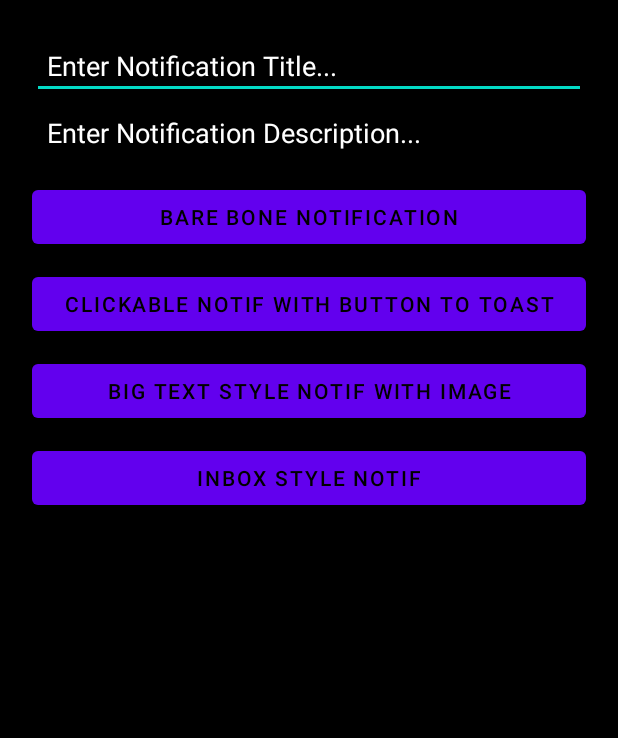
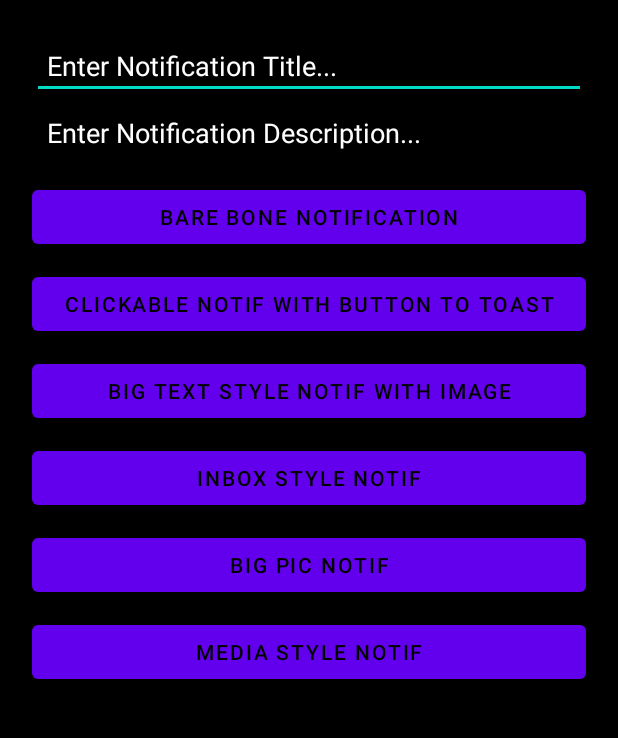
Before and after one commit to devKarthikRaj/Android-Reference-Code, an Android app: the screen it shows after launch (MainActivity), on a phone screen of 412 x 824 dp, the part 84-822 px from its top. Run offline under Robolectric (Android 15) with nearby library versions, the phone set to English and light mode, and no system bars.

Commit message:
Added more code to All Things Notifications

```diff
--- a/AllThingsNotifications/app/build.gradle
+++ b/AllThingsNotifications/app/build.gradle
@@ -30,6 +30,7 @@ android {
 dependencies {
 
     implementation 'androidx.appcompat:appcompat:1.3.1'
+    implementation 'androidx.media:media:1.4.1'
     implementation 'com.google.android.material:material:1.4.0'
     implementation 'androidx.constraintlayout:constraintlayout:2.0.4'
     testImplementation 'junit:junit:4.+'
--- a/AllThingsNotifications/app/src/main/java/com/raj/allthingsnotifications/BaseApp.java
+++ b/AllThingsNotifications/app/src/main/java/com/raj/allthingsnotifications/BaseApp.java
@@ -13,6 +13,8 @@ public class BaseApp extends Application {
     public final static String CHANNEL_2_ID = "channel2";
     public final static String CHANNEL_3_ID = "channel3";
     public final static String CHANNEL_4_ID = "channel4";
+    public final static String CHANNEL_5_ID = "channel5";
+    public final static String CHANNEL_6_ID = "channel6";
 
     @Override
     public void onCreate() {
@@ -35,11 +37,19 @@ public class BaseApp extends Application {
             NotificationChannel channel4 = new NotificationChannel(CHANNEL_4_ID,"Channel 4",NotificationManager.IMPORTANCE_LOW);
             channel1.setDescription("This is notification channel 4");
 
+            NotificationChannel channel5 = new NotificationChannel(CHANNEL_5_ID,"Channel 5",NotificationManager.IMPORTANCE_LOW);
+            channel1.setDescription("This is notification channel 5");
+
+            NotificationChannel channel6 = new NotificationChannel(CHANNEL_6_ID,"Channel 6",NotificationManager.IMPORTANCE_LOW);
+            channel1.setDescription("This is notification channel 6");
+
             NotificationManager notificationManager = getSystemService(NotificationManager.class);
             notificationManager.createNotificationChannel(channel1);
             notificationManager.createNotificationChannel(channel2);
             notificationManager.createNotificationChannel(channel3);
             notificationManager.createNotificationChannel(channel4);
+            notificationManager.createNotificationChannel(channel5);
+            notificationManager.createNotificationChannel(channel6);
         }
     }
 }
--- /dev/null
+++ b/AllThingsNotifications/app/src/main/res/drawable/icon_airplane.xml
@@ -0,0 +1,10 @@
+<vector xmlns:android="http://schemas.android.com/apk/res/android"
+    android:width="24dp"
+    android:height="24dp"
+    android:viewportWidth="24"
+    android:viewportHeight="24"
+    android:tint="?attr/colorControlNormal">
+  <path
+      android:fillColor="@android:color/white"
+      android:pathData="M21,16v-2l-8,-5V3.5c0,-0.83 -0.67,-1.5 -1.5,-1.5S10,2.67 10,3.5V9l-8,5v2l8,-2.5V19l-2,1.5V22l3.5,-1 3.5,1v-1.5L13,19v-5.5l8,2.5z"/>
+</vector>
--- /dev/null
+++ b/AllThingsNotifications/app/src/main/res/drawable/icon_boat.xml
@@ -0,0 +1,10 @@
+<vector xmlns:android="http://schemas.android.com/apk/res/android"
+    android:width="24dp"
+    android:height="24dp"
+    android:viewportWidth="24"
+    android:viewportHeight="24"
+    android:tint="?attr/colorControlNormal">
+  <path
+      android:fillColor="@android:color/white"
+      android:pathData="M13,3v1h-2L11,3h2m-1,7.11l5.38,1.77 2.39,0.78 -1.12,3.97c-0.54,-0.3 -0.94,-0.71 -1.14,-0.94L16,13.96l-1.51,1.72c-0.34,0.4 -1.28,1.32 -2.49,1.32s-2.15,-0.92 -2.49,-1.32L8,13.96l-1.51,1.72c-0.2,0.23 -0.6,0.63 -1.14,0.93l-1.13,-3.96 2.4,-0.79L12,10.11M15,1L9,1v3L6,4c-1.1,0 -2,0.9 -2,2v4.62l-1.29,0.42c-0.26,0.08 -0.48,0.26 -0.6,0.5s-0.15,0.52 -0.06,0.78L3.95,19L4,19c1.6,0 3.02,-0.88 4,-2 0.98,1.12 2.4,2 4,2s3.02,-0.88 4,-2c0.98,1.12 2.4,2 4,2h0.05l1.89,-6.68c0.08,-0.26 0.06,-0.54 -0.06,-0.78s-0.34,-0.42 -0.6,-0.5L20,10.62L20,6c0,-1.1 -0.9,-2 -2,-2h-3L15,1zM6,9.97L6,6h12v3.97L12,8 6,9.97zM16,19.68c-1.22,0.85 -2.61,1.28 -4,1.28s-2.78,-0.43 -4,-1.28C6.78,20.53 5.39,21 4,21L2,21v2h2c1.38,0 2.74,-0.35 4,-0.99 1.26,0.64 2.63,0.97 4,0.97s2.74,-0.32 4,-0.97c1.26,0.65 2.62,0.99 4,0.99h2v-2h-2c-1.39,0 -2.78,-0.47 -4,-1.32z"/>
+</vector>
--- /dev/null
+++ b/AllThingsNotifications/app/src/main/res/drawable/icon_car.xml
@@ -0,0 +1,10 @@
+<vector xmlns:android="http://schemas.android.com/apk/res/android"
+    android:width="24dp"
+    android:height="24dp"
+    android:viewportWidth="24"
+    android:viewportHeight="24"
+    android:tint="?attr/colorControlNormal">
+  <path
+      android:fillColor="@android:color/white"
+      android:pathData="M17,5L3,5c-1.1,0 -2,0.89 -2,2v9h2c0,1.66 1.34,3 3,3s3,-1.34 3,-3h6c0,1.66 1.34,3 3,3s3,-1.34 3,-3h2v-5l-6,-6zM15,7h1l3,3h-4L15,7zM9,7h4v3L9,10L9,7zM3,7h4v3L3,10L3,7zM6,17.25c-0.69,0 -1.25,-0.56 -1.25,-1.25s0.56,-1.25 1.25,-1.25 1.25,0.56 1.25,1.25 -0.56,1.25 -1.25,1.25zM18,17.25c-0.69,0 -1.25,-0.56 -1.25,-1.25s0.56,-1.25 1.25,-1.25 1.25,0.56 1.25,1.25 -0.56,1.25 -1.25,1.25zM21,14h-0.78c-0.55,-0.61 -1.34,-1 -2.22,-1s-1.67,0.39 -2.22,1L8.22,14c-0.55,-0.61 -1.33,-1 -2.22,-1s-1.67,0.39 -2.22,1L3,14v-2h18v2z"/>
+</vector>
--- /dev/null
+++ b/AllThingsNotifications/app/src/main/res/drawable/icon_train.xml
@@ -0,0 +1,16 @@
+<vector xmlns:android="http://schemas.android.com/apk/res/android"
+    android:width="24dp"
+    android:height="24dp"
+    android:viewportWidth="24"
+    android:viewportHeight="24"
+    android:tint="?attr/colorControlNormal">
+  <path
+      android:fillColor="@android:color/white"
+      android:pathData="M8.5,14.5m-1.5,0a1.5,1.5 0,1 1,3 0a1.5,1.5 0,1 1,-3 0"/>
+  <path
+      android:fillColor="@android:color/white"
+      android:pathData="M15.5,14.5m-1.5,0a1.5,1.5 0,1 1,3 0a1.5,1.5 0,1 1,-3 0"/>
+  <path
+      android:fillColor="@android:color/white"
+      android:pathData="M12,2c-4,0 -8,0.5 -8,4v9.5C4,17.43 5.57,19 7.5,19L6,20.5v0.5h2l2,-2h4l2,2h2v-0.5L16.5,19c1.93,0 3.5,-1.57 3.5,-3.5L20,6c0,-3.5 -4,-4 -8,-4zM12,4c3.51,0 4.96,0.48 5.57,1L6.43,5c0.61,-0.52 2.06,-1 5.57,-1zM6,7h5v3L6,10L6,7zM18,15.5c0,0.83 -0.67,1.5 -1.5,1.5h-9c-0.83,0 -1.5,-0.67 -1.5,-1.5L6,12h12v3.5zM18,10h-5L13,7h5v3z"/>
+</vector>
--- a/AllThingsNotifications/app/src/main/res/layout/activity_main.xml
+++ b/AllThingsNotifications/app/src/main/res/layout/activity_main.xml
@@ -8,7 +8,7 @@
     tools:context=".MainActivity">
 
     <LinearLayout
-        android:id="@+id/linearLayout"
+        android:id="@+id/rootlinearLayout"
         android:layout_width="0dp"
         android:layout_height="0dp"
         android:layout_marginStart="1dp"
@@ -77,5 +77,23 @@
             android:textColor="#000000"
             app:rippleColor="#A79090" />
 
+        <Button
+            android:id="@+id/BTN_Send_On_Ch5"
+            android:layout_width="match_parent"
+            android:layout_height="wrap_content"
+            android:layout_marginTop="10dp"
+            android:text="Big pic notif"
+            android:textColor="#000000"
+            app:rippleColor="#A79090" />
+
+        <Button
+            android:id="@+id/BTN_Send_On_Ch6"
+            android:layout_width="match_parent"
+            android:layout_height="wrap_content"
+            android:layout_marginTop="10dp"
+            android:text="Media style notif"
+            android:textColor="#000000"
+            app:rippleColor="#A79090" />
+
     </LinearLayout>
 </androidx.constraintlayout.widget.ConstraintLayout>
```
Also changed, not shown: AllThingsNotifications/app/src/main/java/com/raj/allthingsnotifications/MainActivity.java (+74 -4 lines), AllThingsNotifications/app/src/main/res/drawable/howard_wolowitz.png (added), AllThingsNotifications/app/src/main/res/drawable/penny_hofstadter.png (added).
